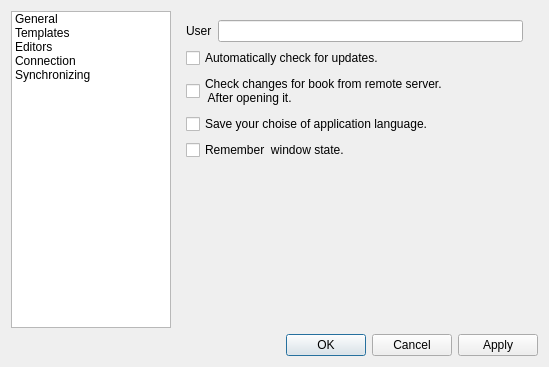
The window that ui/settings.ui (pussbb/QHDA) describes before a commit, drawn with Qt 5.
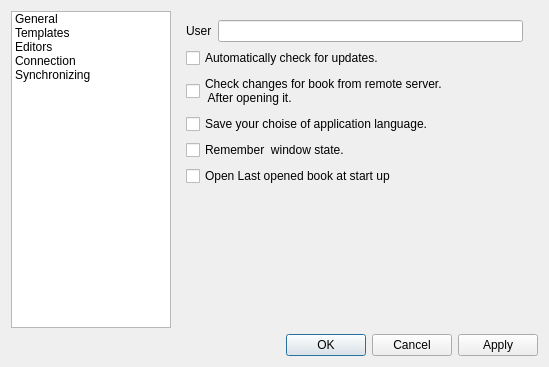
The same window after the commit. Icons and pictures are not drawn.

Commit message: added abbility auto load book at start up.

What changed in the file:
```diff
--- a/ui/settings.ui
+++ b/ui/settings.ui
@@ -6,7 +6,7 @@
    <rect>
     <x>0</x>
     <y>0</y>
-    <width>530</width>
+    <width>547</width>
     <height>367</height>
    </rect>
   </property>
@@ -162,6 +162,13 @@
          </property>
         </widget>
        </item>
+       <item row="6" column="0" colspan="2">
+        <widget class="QCheckBox" name="lastBook">
+         <property name="text">
+          <string>Open Last opened book at start up</string>
+         </property>
+        </widget>
+       </item>
       </layout>
      </widget>
      <widget class="QWidget" name="page_2">
```
The commit also changes 3 other files.
